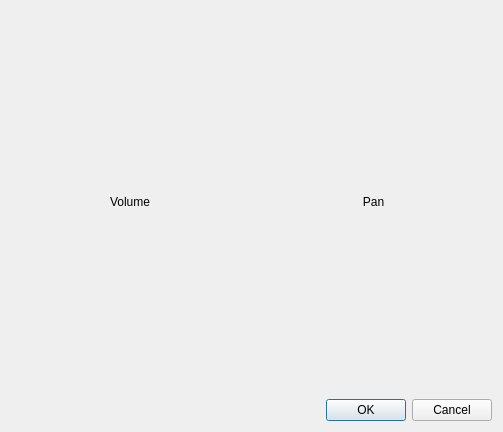
slobodsky/mutra, file app/forms/midi_mixer.ui: the form before one commit.
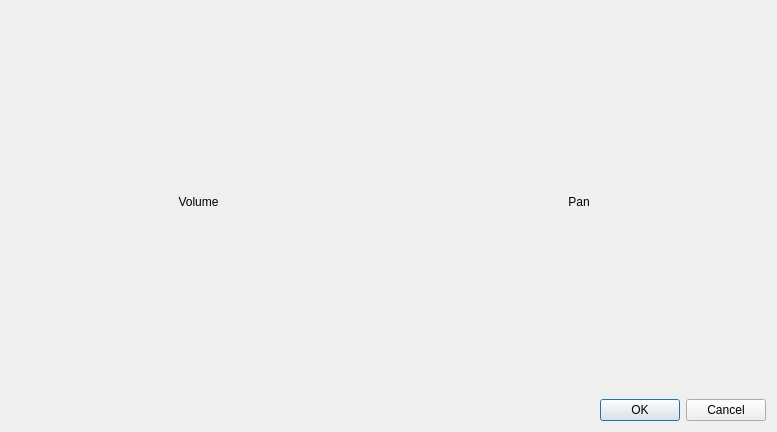
The form after the commit.

The edit to the form file:
```diff
--- a/app/forms/midi_mixer.ui
+++ b/app/forms/midi_mixer.ui
@@ -6,7 +6,7 @@
    <rect>
     <x>0</x>
     <y>0</y>
-    <width>503</width>
+    <width>777</width>
     <height>432</height>
    </rect>
   </property>
```
